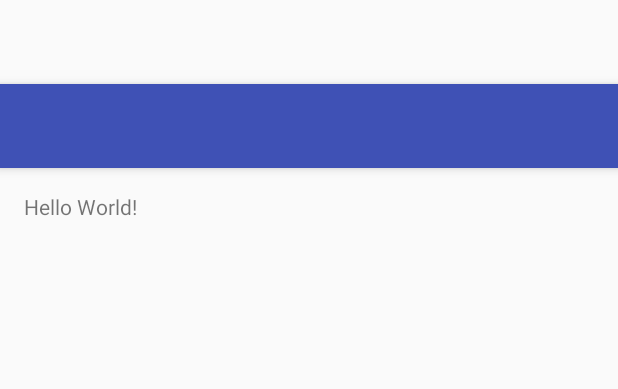
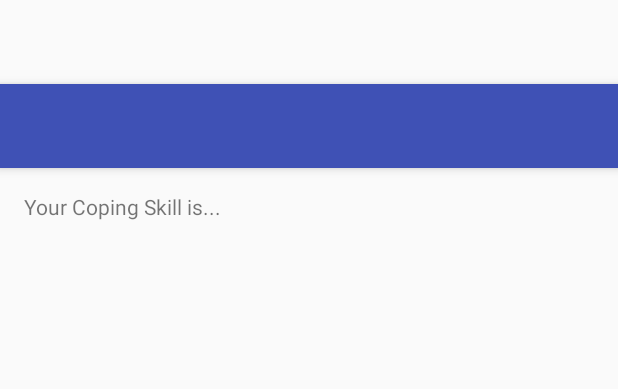
Before and after one commit to Jediknife/CopingBox2, an Android app: the layout activity_main.xml on its own in the app's theme, with its tools: preview values and no code run, on a phone screen of 412 x 824 dp. Shown: the top 389 px of the screen. Run offline under Robolectric (Android 15) with nearby library versions, the phone set to English and light mode, and no system bars.

Commit message:
Changed "Hello World" text view to say "Your Coping Skill is..." and added id "yourCopingSkillTextView"

```diff
--- a/app/src/main/res/layout/content_main.xml
+++ b/app/src/main/res/layout/content_main.xml
@@ -15,5 +15,6 @@
     <TextView
         android:layout_width="wrap_content"
         android:layout_height="wrap_content"
-        android:text="Hello World!" />
+        android:text="Your Coping Skill is..."
+        android:id="@+id/yourCopingSkillTextView" />
 </RelativeLayout>
```
